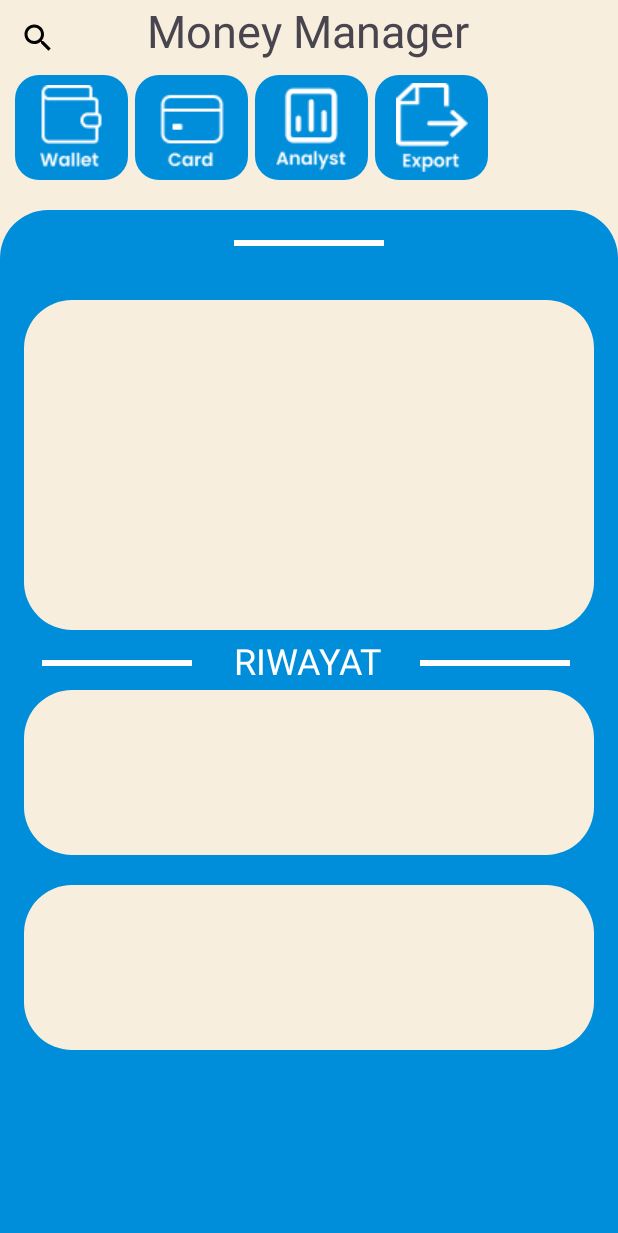
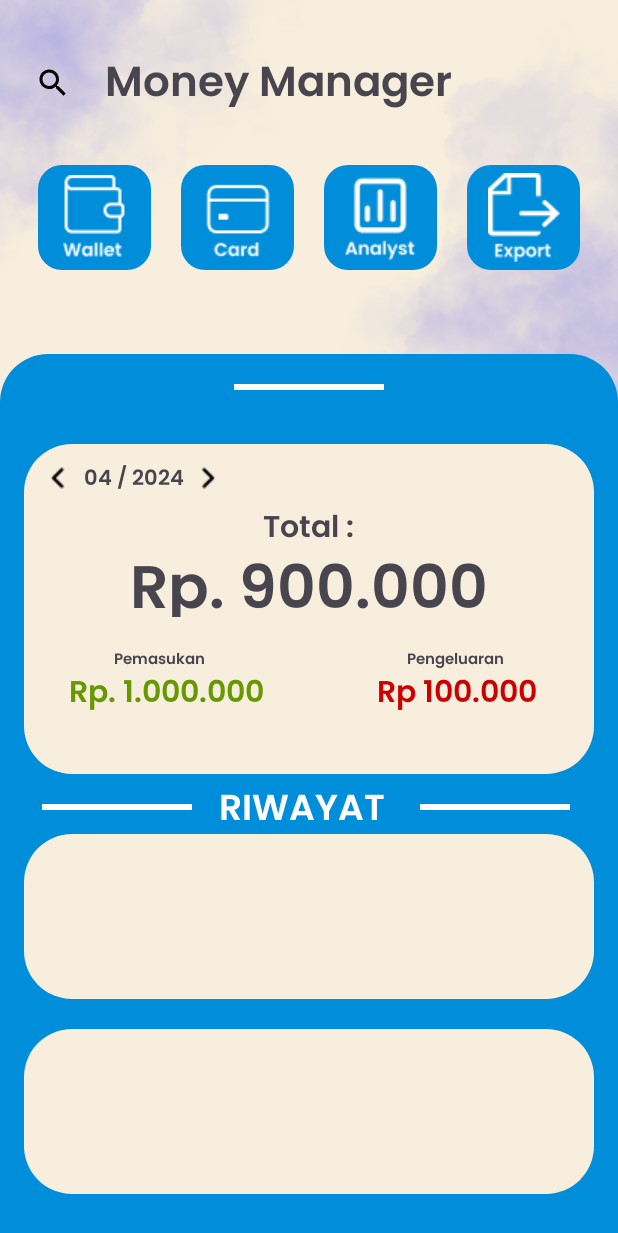
Before and after one commit to devHardXD/Money-Manager, an Android app: the screen it shows after launch (MainActivity), on a phone screen of 412 x 824 dp. Shown: the top 1233 px of the screen. Run offline under Robolectric (Android 15) with nearby library versions, the phone set to English and light mode, and no system bars.

Commit message:
Update activity_main.xml

```diff
--- a/app/src/main/java/com/example/moneymanager/MainActivity.kt
+++ b/app/src/main/java/com/example/moneymanager/MainActivity.kt
@@ -11,7 +11,7 @@ class MainActivity : AppCompatActivity() {
         super.onCreate(savedInstanceState)
         enableEdgeToEdge()
         setContentView(R.layout.activity_main)
-        ViewCompat.setOnApplyWindowInsetsListener(findViewById(R.id.main)) { v, insets ->
+        ViewCompat.setOnApplyWindowInsetsListener(findViewById(R.id.mainscreen)) { v, insets ->
             val systemBars = insets.getInsets(WindowInsetsCompat.Type.systemBars())
             v.setPadding(systemBars.left, systemBars.top, systemBars.right, systemBars.bottom)
             insets
--- a/app/src/main/res/layout/activity_main.xml
+++ b/app/src/main/res/layout/activity_main.xml
@@ -1,12 +1,28 @@
-<?xml version="1.0" encoding="utf-8"?>
 <androidx.constraintlayout.widget.ConstraintLayout xmlns:android="http://schemas.android.com/apk/res/android"
     xmlns:app="http://schemas.android.com/apk/res-auto"
     xmlns:tools="http://schemas.android.com/tools"
-    android:id="@+id/background"
+    android:id="@+id/mainscreen"
     android:background="@color/secondary"
     android:layout_width="match_parent"
     android:layout_height="match_parent"
     tools:context=".MainActivity">
+
+    <ImageView
+        android:layout_width="wrap_content"
+        android:layout_height="wrap_content"
+        android:src="@drawable/purplecloud"
+        app:layout_constraintStart_toStartOf="parent"
+        app:layout_constraintTop_toTopOf="parent"
+        android:layout_marginStart="-200dp"
+        android:layout_marginTop="-200dp"/>
+
+    <ImageView
+        android:layout_width="wrap_content"
+        android:layout_height="wrap_content"
+        android:src="@drawable/purplecloud"
+        app:layout_constraintStart_toStartOf="parent"
+        app:layout_constraintTop_toTopOf="@+id/navbar"
+        android:layout_marginStart="200dp"/>
 
 
     <FrameLayout
@@ -14,6 +30,7 @@
         android:layout_width="match_parent"
         android:layout_height="wrap_content"
         app:layout_constraintTop_toTopOf="parent"
+        android:layout_marginTop="30dp"
         tools:ignore="MissingConstraints">
 
         <LinearLayout
@@ -23,19 +40,21 @@
 
             <ImageButton
                 android:id="@+id/searchbutton"
+                android:layout_marginStart="10dp"
                 android:layout_width="50dp"
                 android:layout_height="50dp"
                 android:background="@drawable/buttontransparent"
-                android:src="@drawable/searchicon"
-                android:layout_marginEnd="48dp"
-                android:contentDescription="TODO" />
+                android:src="@drawable/searchicon"/>
 
             <TextView
                 android:id="@+id/text1"
                 android:layout_width="wrap_content"
-                android:layout_height="50dp"
+                android:layout_height="45dp"
+                android:layout_marginTop="3dp"
+                android:layout_marginStart="10dp"
                 android:text="@string/money_manager"
-                android:textSize="30sp" />
+                android:fontFamily="@font/regular"
+                android:textSize="28sp" />
 
         </LinearLayout>
 
@@ -57,14 +76,21 @@
         android:layout_width="match_parent"
         android:layout_height="90dp"
         app:layout_constraintTop_toBottomOf="@+id/linearLayout"
-        tools:ignore="MissingConstraints"
-        tools:layout_editor_absoluteX="0dp">
+        android:layout_marginTop="30dp"
+        tools:ignore="MissingConstraints">
+
+        <LinearLayout
+            android:layout_width="match_parent"
+            android:layout_height="wrap_content"
+            android:gravity="center"
+            android:orientation="horizontal">
 
             <ImageButton
                 android:id="@+id/buttonWallet"
                 android:layout_width="75dp"
                 android:layout_height="70dp"
-            android:layout_marginLeft="10dp"
+                android:layout_gravity="center_vertical"
+                android:layout_marginEnd="20dp"
                 android:background="@drawable/button"
                 android:src="@drawable/walletbutton" />
 
@@ -72,7 +98,8 @@
                 android:id="@+id/buttonCard"
                 android:layout_width="75dp"
                 android:layout_height="70dp"
-            android:layout_marginLeft="90dp"
+                android:layout_gravity="center_vertical"
+                android:layout_marginEnd="20dp"
                 android:background="@drawable/button"
                 android:src="@drawable/cardbutton" />
 
@@ -80,7 +107,8 @@
                 android:id="@+id/buttonAnalyst"
                 android:layout_width="75dp"
                 android:layout_height="70dp"
-            android:layout_marginLeft="170dp"
+                android:layout_marginEnd="20dp"
+                android:layout_gravity="center_vertical"
                 android:background="@drawable/button"
                 android:src="@drawable/analystbutton" />
 
@@ -88,16 +116,20 @@
                 android:id="@+id/buttonExport"
                 android:layout_width="75dp"
                 android:layout_height="70dp"
-            android:layout_marginLeft="250dp"
+                android:layout_gravity="center_vertical"
                 android:background="@drawable/button"
                 android:src="@drawable/exportbutton" />
+
+        </LinearLayout>
+
     </FrameLayout>
 
     <FrameLayout
         android:id="@+id/container"
         android:layout_width="match_parent"
-        android:layout_height="783dp"
-        android:background="@drawable/roundBackgroundPrimary"
+        android:layout_height="720dp"
+        android:layout_marginTop="36dp"
+        android:background="@drawable/roundprimary"
         app:layout_constraintTop_toBottomOf="@+id/menu"
         tools:layout_editor_absoluteX="0dp">
 
@@ -114,7 +146,87 @@
             android:layout_height="220dp"
             android:layout_gravity="center_horizontal"
             android:layout_marginTop="60dp"
-            android:background="@drawable/card" />
+            android:background="@drawable/card" >
+
+            <ImageButton
+                android:layout_width="wrap_content"
+                android:layout_height="wrap_content"
+                android:src="@drawable/arrowblack"
+                android:background="@drawable/buttontransparent"
+                android:layout_marginTop="10dp"
+                android:layout_marginStart="10dp"/>
+            <TextView
+                android:layout_width="wrap_content"
+                android:layout_height="30dp"
+                android:text="@string/tanggal"
+                android:layout_marginStart="40dp"
+                android:layout_marginTop="12dp"
+                android:fontFamily="@font/regular"/>
+            <ImageButton
+                android:layout_width="wrap_content"
+                android:layout_height="wrap_content"
+                android:src="@drawable/arrowblack"
+                android:background="@drawable/buttontransparent"
+                android:layout_marginTop="10dp"
+                android:layout_marginStart="110dp"
+                android:rotation="180"/>
+            <TextView
+                android:layout_width="wrap_content"
+                android:layout_height="30dp"
+                android:text="@string/total"
+                android:textSize="20dp"
+                android:fontFamily="@font/regular"
+                android:layout_marginTop="40dp"
+                android:layout_gravity="center_horizontal"/>
+            <TextView
+                android:layout_width="wrap_content"
+                android:layout_height="50dp"
+                android:text="@string/totalduit"
+                android:textSize="40dp"
+                android:fontFamily="@font/regular"
+                android:layout_marginTop="65dp"
+                android:layout_gravity="center_horizontal"/>
+            <TextView
+                android:layout_width="wrap_content"
+                android:layout_height="50dp"
+                android:text="Pemasukan"
+                android:textSize="10dp"
+                android:fontFamily="@font/regular"
+                android:layout_gravity="left"
+                android:layout_marginTop="135dp"
+                android:layout_marginStart="60dp"/>
+            <TextView
+                android:layout_width="wrap_content"
+                android:layout_height="50dp"
+                android:text="@string/totalpendapatan"
+                android:textColor="@android:color/holo_green_dark"
+                android:textSize="20dp"
+                android:fontFamily="@font/regular"
+                android:layout_gravity="left"
+                android:layout_marginTop="150dp"
+                android:layout_marginStart="30dp"/>
+            <TextView
+                android:layout_width="wrap_content"
+                android:layout_height="50dp"
+                android:text="Pengeluaran"
+                android:textSize="10dp"
+                android:fontFamily="@font/regular"
+                android:layout_gravity="right"
+                android:layout_marginTop="135dp"
+                android:layout_marginEnd="60dp"/>
+            <TextView
+                android:layout_width="wrap_content"
+                android:layout_height="50dp"
+                android:text="Rp 100.000"
+                android:textColor="@android:color/holo_red_dark"
+                android:textSize="20dp"
+                android:fontFamily="@font/regular"
+                android:layout_gravity="right"
+                android:layout_marginTop="150dp"
+                android:layout_marginEnd="38dp"/>
+
+
+        </FrameLayout>
 
         <View
             android:layout_width="100dp"
@@ -124,10 +236,11 @@
             android:background="@color/white" />
 
         <TextView
-            android:layout_width="100dp"
+            android:layout_width="120dp"
             android:layout_height="30dp"
             android:layout_gravity="center_horizontal"
             android:layout_marginTop="284dp"
+            android:fontFamily="@font/regular"
             android:text="@string/riwayat"
             android:textColor="@color/white"
             android:textSize="24dp"
--- a/app/src/main/res/layout/card.xml
+++ b/app/src/main/res/layout/card.xml
@@ -2,6 +2,7 @@
 <androidx.constraintlayout.widget.ConstraintLayout
     xmlns:android="http://schemas.android.com/apk/res/android"
     xmlns:app="http://schemas.android.com/apk/res-auto"
+    android:id="@+id/cardmain"
     xmlns:tools="http://schemas.android.com/tools"
     android:layout_width="match_parent"
     android:layout_height="match_parent">
@@ -11,7 +12,9 @@
         android:layout_width="match_parent"
         android:layout_height="150dp"
         android:background="@drawable/backgroundprimary"
-        app:layout_constraintTop_toTopOf="parent" />
+        app:layout_constraintTop_toTopOf="parent">
+
+    </FrameLayout>
 
     <FrameLayout
         android:id="@+id/frameLayout"
@@ -29,7 +32,7 @@
             app:layout_constraintStart_toStartOf="parent"
             app:layout_editor_absoluteX="0dp"
             app:layout_editor_absoluteY="125dp"
-            app:srcCompat="@drawable/creditCard" />
+            app:srcCompat="@drawable/creditcard" />
     </FrameLayout>
 
     <ImageView
--- a/app/src/main/res/layout/loadingpage.xml
+++ b/app/src/main/res/layout/loadingpage.xml
@@ -3,7 +3,8 @@
     xmlns:app="http://schemas.android.com/apk/res-auto"
     xmlns:tools="http://schemas.android.com/tools"
     android:layout_width="match_parent"
-    android:layout_height="match_parent">
+    android:layout_height="match_parent"
+    android:id="@+id/loadingpage">
 
     <ImageView
         android:id="@+id/imageView"
--- a/app/src/main/res/layout/wallet.xml
+++ b/app/src/main/res/layout/wallet.xml
@@ -3,16 +3,5 @@
     xmlns:tools="http://schemas.android.com/tools"
     android:layout_width="match_parent"
     android:layout_height="match_parent"
-    xmlns:app="http://schemas.android.com/apk/res-auto">
-
-    <FrameLayout
-        app:layout_constraintTop_toTopOf="parent"
-        android:layout_width="500dp"
-        android:layout_height="200dp"
-        android:background="@drawable/cardblue"
-        tools:layout_editor_absoluteX="-85dp"
-        tools:layout_editor_absoluteY="-48dp">
-
-    </FrameLayout>
-
-</androidx.constraintlayout.widget.ConstraintLayout>
+    android:id="@+id/walletmain"
+    xmlns:app="http://schemas.android.com/apk/res-auto"/>
--- a/app/src/main/res/values/strings.xml
+++ b/app/src/main/res/values/strings.xml
@@ -2,4 +2,8 @@
     <string name="app_name">Money Manager</string>
     <string name="riwayat">RIWAYAT</string>
     <string name="money_manager">Money Manager</string>
+    <string name="tanggal">04 / 2024</string>
+    <string name="total">Total :</string>
+    <string name="totalduit">Rp. 900.000</string>
+    <string name="totalpendapatan">Rp. 1.000.000</string>
 </resources>
```
Also changed, not shown: app/src/main/res/drawable/arrow.png (added), app/src/main/res/drawable/arrowblack.png (added), app/src/main/res/drawable/creditcard.png (renamed from app/src/main/res/drawable/creditCard.png), app/src/main/res/drawable/roundprimary.xml (renamed from app/src/main/res/drawable/roundBackgroundPrimary.xml), app/src/main/res/font/regular.ttf (added). Lines whose indentation alone changed are shown as unchanged.
